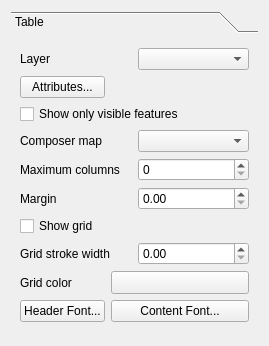
This is qgis/src/ui/qgscomposertablewidgetbase.ui in sourcepole/qgis as Qt 5 draws it before an edit. The edited form follows.
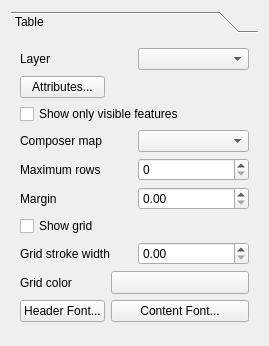
This is the edited form. Custom widgets are drawn as their Qt base class.

```diff
--- a/qgis/src/ui/qgscomposertablewidgetbase.ui
+++ b/qgis/src/ui/qgscomposertablewidgetbase.ui
@@ -24,8 +24,8 @@
        <rect>
         <x>0</x>
         <y>0</y>
-        <width>251</width>
-        <height>301</height>
+        <width>260</width>
+        <height>298</height>
        </rect>
       </property>
       <attribute name="label">
@@ -98,7 +98,7 @@
          <item>
           <widget class="QLabel" name="mMaxNumFeaturesLabel">
            <property name="text">
-            <string>Maximum columns</string>
+            <string>Maximum rows</string>
            </property>
            <property name="buddy">
             <cstring>mMaximumColumnsSpinBox</cstring>
```
